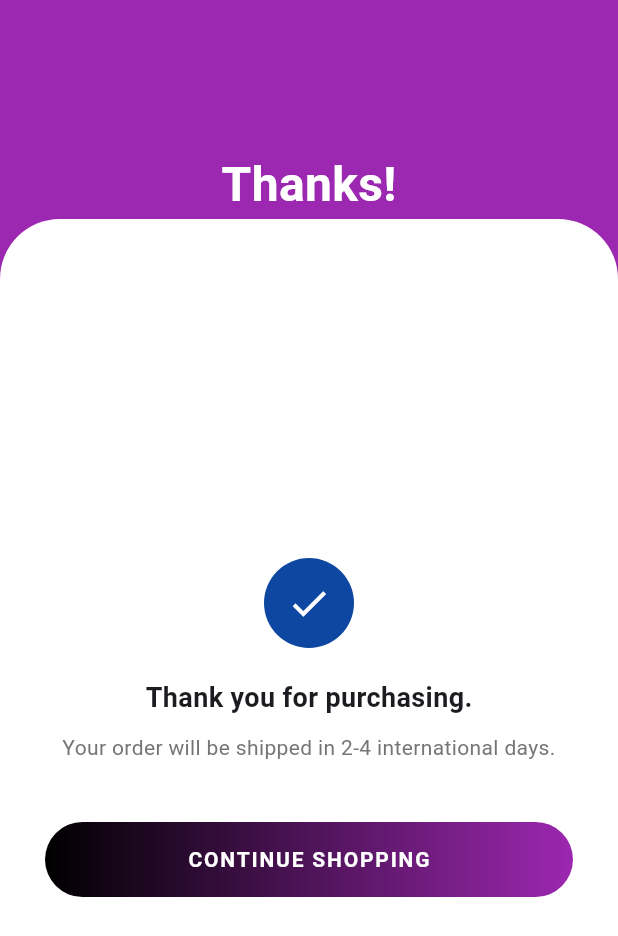
After one commit to Govindh07/PIT_STOP, a Flutter app: the PaymentDonePage screen opened directly, on a phone screen of 412 x 824 dp. The commit adds this screen. Shown: the top 936 px of the screen. Run offline on Flutter 3.47's test engine with Material 3 defaults, Android fonts, the phone set to English and light mode, and no system bars; our stand-ins replace animate_do, carousel_slider, cloud_firestore, firebase_auth, firebase_core, shared_preferences; accounts and stored records are empty; network calls fail.

Commit message:
Pit Stop

```diff
--- a/lib/Pit_Stop/screens/history_page.dart
+++ b/lib/Pit_Stop/screens/history_page.dart
@@ -1,7 +1,6 @@
 import 'package:android_studio/Pit_Stop/provider/history_provider.dart';
 import 'package:flutter/material.dart';
 import 'package:provider/provider.dart';
-
 
 class HistoryPage extends StatelessWidget {
   const HistoryPage({super.key});
--- /dev/null
+++ b/lib/Pit_Stop/screens/payment_done.dart
@@ -0,0 +1,97 @@
+import 'package:flutter/material.dart';
+import 'package:animate_do/animate_do.dart';
+import 'package:android_studio/Pit_Stop/screens/history_page.dart';
+
+class PaymentDonePage extends StatelessWidget {
+  const PaymentDonePage({super.key});
+
+  @override
+  Widget build(BuildContext context) {
+    return WillPopScope(
+      onWillPop: () async => false, // Prevents back navigation
+      child: Scaffold(
+        backgroundColor: Colors.purple,
+        body: Column(
+          children: [
+            const SizedBox(height: 100),
+            const Center(
+              child: Text(
+                'Thanks!',
+                style: TextStyle(
+                  fontSize: 32,
+                  fontWeight: FontWeight.bold,
+                  color: Colors.white,
+                ),
+              ),
+            ),
+            Expanded(
+              child: Container(
+                padding: const EdgeInsets.all(30),
+                decoration: const BoxDecoration(
+                  color: Colors.white,
+                  borderRadius: BorderRadius.vertical(top: Radius.circular(40)),
+                ),
+                child: FadeInUp(
+                  duration: const Duration(milliseconds: 800),
+                  child: Column(
+                    mainAxisAlignment: MainAxisAlignment.center,
+                    children: [
+                      CircleAvatar(
+                        radius: 30,
+                        backgroundColor: Colors.blue[900],
+                        child: const Icon(Icons.check, size: 30, color: Colors.white),
+                      ),
+                      const SizedBox(height: 20),
+                      const Text(
+                        'Thank you for purchasing.',
+                        style: TextStyle(
+                          fontSize: 18,
+                          fontWeight: FontWeight.w600,
+                        ),
+                      ),
+                      const SizedBox(height: 10),
+                      Text(
+                        'Your order will be shipped in 2-4 international days.',
+                        textAlign: TextAlign.center,
+                        style: TextStyle(color: Colors.grey[600]),
+                      ),
+                      const SizedBox(height: 40),
+                      GestureDetector(
+                        onTap: () {
+                          Navigator.pushReplacement(
+                            context,
+                            MaterialPageRoute(builder: (_) => const HistoryPage()),
+                          );
+                        },
+                        child: Container(
+                          width: double.infinity,
+                          padding: const EdgeInsets.symmetric(vertical: 15),
+                          decoration: BoxDecoration(
+                            gradient: const LinearGradient(
+                              colors: [Colors.black, Colors.purple],
+                            ),
+                            borderRadius: BorderRadius.circular(30),
+                          ),
+                          child: const Center(
+                            child: Text(
+                              'CONTINUE SHOPPING',
+                              style: TextStyle(
+                                color: Colors.white,
+                                fontWeight: FontWeight.bold,
+                                letterSpacing: 1.2,
+                              ),
+                            ),
+                          ),
+                        ),
+                      )
+                    ],
+                  ),
+                ),
+              ),
+            ),
+          ],
+        ),
+      ),
+    );
+  }
+}
--- a/lib/Pit_Stop/screens/payment_page.dart
+++ b/lib/Pit_Stop/screens/payment_page.dart
@@ -1,8 +1,7 @@
-
 import 'package:android_studio/Pit_Stop/model/booking_model.dart';
 import 'package:android_studio/Pit_Stop/model/car_model.dart';
 import 'package:android_studio/Pit_Stop/provider/history_provider.dart';
-import 'package:android_studio/Pit_Stop/screens/history_page.dart';
+import 'package:android_studio/Pit_Stop/screens/payment_done.dart';
 import 'package:flutter/material.dart';
 import 'package:provider/provider.dart';
 
@@ -64,13 +63,9 @@ class _PaymentPageState extends State<PaymentPage> with SingleTickerProviderStat
       ),
     );
 
-    ScaffoldMessenger.of(context).showSnackBar(
-      SnackBar(content: Text('Payment Successful via $method!')),
-    );
-
     Navigator.pushReplacement(
       context,
-      MaterialPageRoute(builder: (_) => const HistoryPage()),
+      MaterialPageRoute(builder: (_) => const PaymentDonePage()),
     );
   }
 
@@ -113,41 +108,21 @@ class _PaymentPageState extends State<PaymentPage> with SingleTickerProviderStat
         key: _cardFormKey,
         child: ListView(
           children: [
-            _buildInputField(
-              hint: 'Card Number',
-              icon: Icons.credit_card,
-              keyboardType: TextInputType.number,
-              onSaved: (val) => cardNumber = val!,
-            ),
+            _buildInputField(hint: 'Card Number', icon: Icons.credit_card, keyboardType: TextInputType.number, onSaved: (val) => cardNumber = val!),
             const SizedBox(height: 16),
             Row(
               children: [
                 Expanded(
-                  child: _buildInputField(
-                    hint: 'Expiry Date',
-                    icon: Icons.date_range,
-                    keyboardType: TextInputType.datetime,
-                    onSaved: (val) => expiry = val!,
-                  ),
+                  child: _buildInputField(hint: 'Expiry Date', icon: Icons.date_range, keyboardType: TextInputType.datetime, onSaved: (val) => expiry = val!),
                 ),
                 const SizedBox(width: 16),
                 Expanded(
-                  child: _buildInputField(
-                    hint: 'CVV',
-                    icon: Icons.lock,
-                    keyboardType: TextInputType.number,
-                    obscureText: true,
-                    onSaved: (val) => cvv = val!,
-                  ),
+                  child: _buildInputField(hint: 'CVV', icon: Icons.lock, keyboardType: TextInputType.number, obscureText: true, onSaved: (val) => cvv = val!),
                 ),
               ],
             ),
             const SizedBox(height: 16),
-            _buildInputField(
-              hint: 'Card Holder Name',
-              icon: Icons.person,
-              onSaved: (val) => cardHolder = val!,
-            ),
+            _buildInputField(hint: 'Card Holder Name', icon: Icons.person, onSaved: (val) => cardHolder = val!),
             const SizedBox(height: 24),
             _buildPayButton(() {
               if (_cardFormKey.currentState!.validate()) {
@@ -168,12 +143,7 @@ class _PaymentPageState extends State<PaymentPage> with SingleTickerProviderStat
         key: _upiFormKey,
         child: Column(
           children: [
-            _buildInputField(
-              hint: 'Enter UPI ID',
-              icon: Icons.account_balance_wallet,
-              keyboardType: TextInputType.emailAddress,
-              onSaved: (val) => upiId = val!,
-            ),
+            _buildInputField(hint: 'Enter UPI ID', icon: Icons.account_balance_wallet, keyboardType: TextInputType.emailAddress, onSaved: (val) => upiId = val!),
             const SizedBox(height: 24),
             _buildPayButton(() {
               if (_upiFormKey.currentState!.validate()) {
@@ -200,12 +170,7 @@ class _PaymentPageState extends State<PaymentPage> with SingleTickerProviderStat
             DropdownButtonFormField<String>(
               dropdownColor: Colors.grey[900],
               value: selectedWallet,
-              items: wallets
-                  .map((wallet) => DropdownMenuItem(
-                value: wallet,
-                child: Text(wallet, style: const TextStyle(color: Colors.white)),
-              ))
-                  .toList(),
+              items: wallets.map((wallet) => DropdownMenuItem(value: wallet, child: Text(wallet, style: const TextStyle(color: Colors.white)))).toList(),
               decoration: _dropdownDecoration(),
               onChanged: (val) => setState(() => selectedWallet = val!),
             ),
@@ -232,12 +197,7 @@ class _PaymentPageState extends State<PaymentPage> with SingleTickerProviderStat
             DropdownButtonFormField<String>(
               dropdownColor: Colors.grey[900],
               value: selectedBank,
-              items: banks
-                  .map((bank) => DropdownMenuItem(
-                value: bank,
-                child: Text(bank, style: const TextStyle(color: Colors.white)),
-              ))
-                  .toList(),
+              items: banks.map((bank) => DropdownMenuItem(value: bank, child: Text(bank, style: const TextStyle(color: Colors.white)))).toList(),
               decoration: _dropdownDecoration(),
               onChanged: (val) => setState(() => selectedBank = val!),
             ),
@@ -267,14 +227,8 @@ class _PaymentPageState extends State<PaymentPage> with SingleTickerProviderStat
     return InputDecoration(
       filled: true,
       fillColor: Colors.grey[900],
-      enabledBorder: OutlineInputBorder(
-        borderRadius: BorderRadius.circular(12),
-        borderSide: BorderSide.none,
-      ),
-      focusedBorder: OutlineInputBorder(
-        borderRadius: BorderRadius.circular(12),
-        borderSide: const BorderSide(color: Colors.yellow),
-      ),
+      enabledBorder: OutlineInputBorder(borderRadius: BorderRadius.circular(12), borderSide: BorderSide.none),
+      focusedBorder: OutlineInputBorder(borderRadius: BorderRadius.circular(12), borderSide: const BorderSide(color: Colors.yellow)),
     );
   }
 
```
